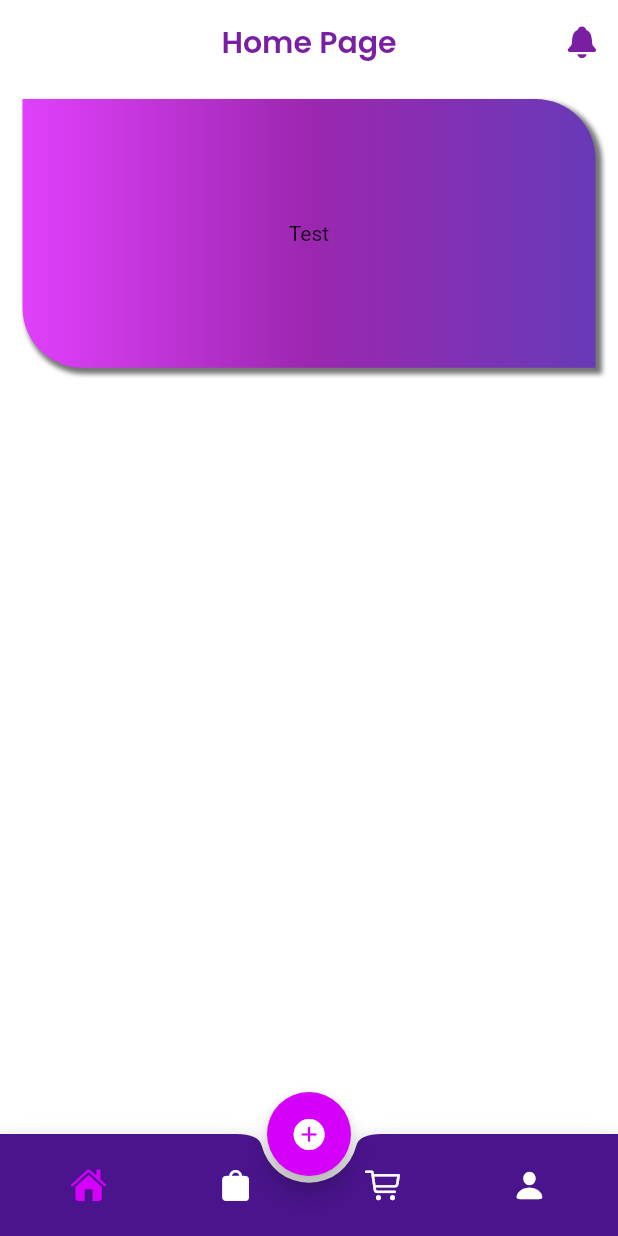
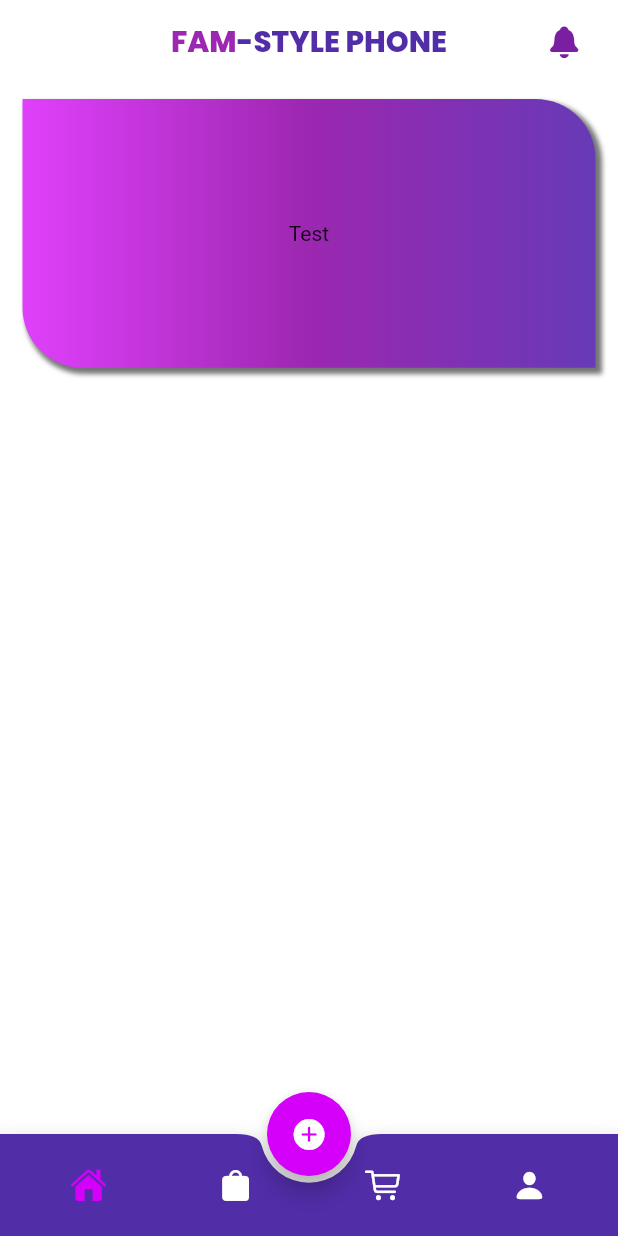
Before and after one commit to ozaenzenzen/flutter-fam-ui4, a Flutter app: the screen it shows after launch, on a phone screen of 412 x 824 dp. Run offline on Flutter 3.47's test engine with Material 2 defaults, Android fonts, the light colour scheme and no system bars; our stand-ins replace flutter_screenutil, get, google_fonts.

Commit message:
update mainpage

```diff
--- a/lib/mainpage.dart
+++ b/lib/mainpage.dart
@@ -1,6 +1,7 @@
 import 'package:flutter/cupertino.dart';
 import 'package:flutter/material.dart';
 import 'package:flutter_fam_ui4/data/page.dart';
+import 'package:flutter_screenutil/flutter_screenutil.dart';
 import 'package:google_fonts/google_fonts.dart';
 
 class MainPage extends StatefulWidget {
@@ -11,12 +12,9 @@ class MainPage extends StatefulWidget {
 class _MainPageState extends State<MainPage> {
   DataPage dataPage = DataPage();
 
-  bool pageColor = true;
-  bool isActive = false;
+  PageController controller = PageController();
 
-  var initialPage = 0;
-  PageController controller = PageController();
-  // ScrollController controller = ScrollController();
+  ScreenUtil screenUtil = ScreenUtil();
 
   int nowPage = 0;
   @override
@@ -27,16 +25,31 @@ class _MainPageState extends State<MainPage> {
       appBar: AppBar(
         backgroundColor: Colors.white,
         elevation: 0,
-        title: Text(
-          "Home Page",
-          style: GoogleFonts.poppins(
-            color: Colors.purple[700],
-            fontWeight: FontWeight.w600,
+        title: RichText(
+          text: TextSpan(
+            text: "FAM",
+            style: GoogleFonts.poppins(
+              fontSize: screenUtil.setSp(17),
+              color: Colors.purple,
+              fontWeight: FontWeight.w800,
+            ),
+            children: [
+              TextSpan(
+                text: "-STYLE PHONE",
+                style: GoogleFonts.poppins(
+                  color: Colors.deepPurple[700],
+                  fontWeight: FontWeight.w800,
+                ),
+              ),
+            ],
           ),
         ),
         centerTitle: true,
         actions: [
           IconButton(
+            padding: EdgeInsets.symmetric(
+              horizontal: screenUtil.setHeight(20),
+            ),
             onPressed: () {
               //
             },
@@ -70,7 +83,7 @@ class _MainPageState extends State<MainPage> {
       ),
       bottomNavigationBar: BottomAppBar(
         notchMargin: 4.5,
-        color: Colors.purple[900],
+        color: Colors.deepPurple[700],
         shape: CircularNotchedRectangle(),
         child: Container(
           padding: EdgeInsets.symmetric(
```
